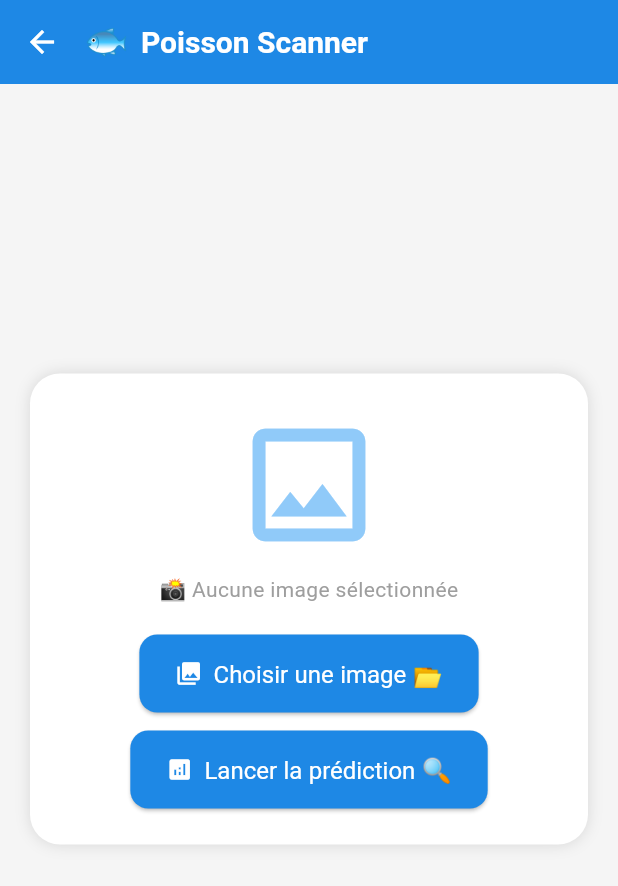
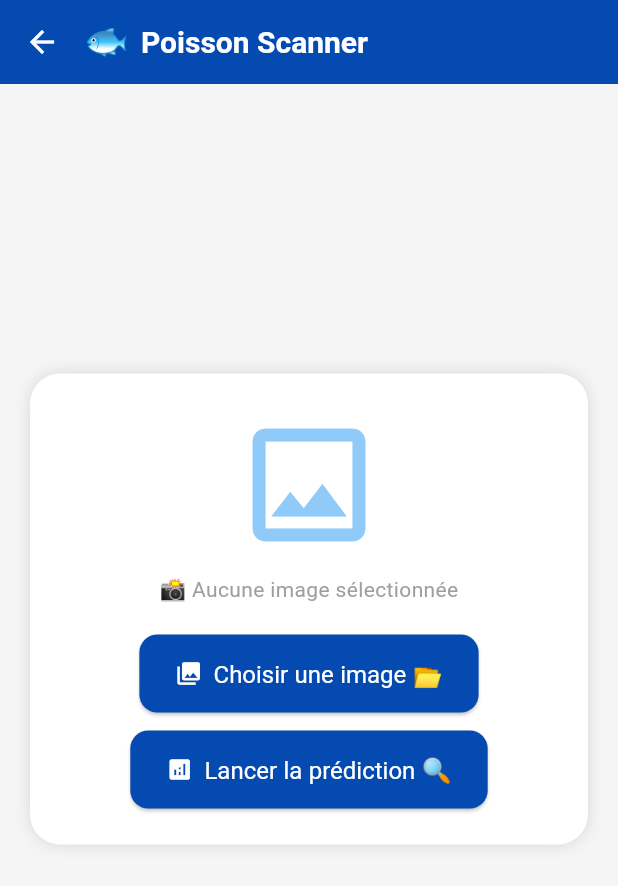
Before and after one commit to azzachater/fish_app, a Flutter app: the PredictPage screen opened directly, on a phone screen of 412 x 824 dp. Shown: the top 886 px of the screen. Run offline on Flutter 3.47's test engine with Material 3 defaults, Android fonts, the phone set to English and light mode, and no system bars; our stand-ins replace fl_chart, flutter_secure_storage, font_awesome_flutter, get, google_fonts, google_nav_bar and 3 more; missing offline and left inert: flutter_osm_plugin, pusher_channels_flutter; accounts and stored records are empty; network calls fail.

Commit message:
merge_other

```diff
--- a/lib/models/product.dart
+++ b/lib/models/product.dart
@@ -92,7 +92,7 @@ class Product {
     if (json['image'] != null) {
       imageUrl = json['image'].toString().contains('http')
           ? json['image'].toString()
-          : 'http://192.168.3.18:8000/storage/${json['image']}';
+          : 'http://10.0.2.2:8000/storage/${json['image']}';
     }
 
     return Product(
--- a/lib/screens/chat/add_user_to_group_page.dart
+++ b/lib/screens/chat/add_user_to_group_page.dart
@@ -27,6 +27,7 @@ class AddUserToGroupPage extends StatelessWidget {
     final GroupChatController controller = Get.find<GroupChatController>();
 
     return Scaffold(
+      backgroundColor: Colors.white, // fond blanc
       appBar: AppBar(
         title: const Text('Add Members', style: TextStyle(color: Colors.white)),
         backgroundColor: AppTheme.primaryColor,
@@ -43,13 +44,11 @@ class AddUserToGroupPage extends StatelessWidget {
 
         return Column(
           children: [
-            // Section d'ajout
             Container(
               padding: const EdgeInsets.all(16),
               child: Column(
                 crossAxisAlignment: CrossAxisAlignment.start,
                 children: [
-                  // Barre de recherche
                   TextField(
                     controller: controller.searchController,
                     decoration: InputDecoration(
--- a/lib/screens/chat/create_search_group.dart
+++ b/lib/screens/chat/create_search_group.dart
@@ -32,6 +32,7 @@ class CreateSearchGroup extends StatelessWidget {
     });
 
     return Scaffold(
+      backgroundColor: Colors.white, // fond blanc
       appBar: AppBar(
         title: TextField(
           controller: searchController,
--- a/lib/screens/marketplace/product_card.dart
+++ b/lib/screens/marketplace/product_card.dart
@@ -238,7 +238,7 @@ class ProductCard extends StatelessWidget {
     } else if (imagePath.startsWith('assets/')) {
       return AssetImage(imagePath);
     } else {
-      return NetworkImage('http://192.168.3.18:8000/storage/$imagePath');
+      return NetworkImage('http://10.0.2.2:8000/storage/$imagePath');
     }
   }
 }
--- a/lib/screens/predict_page.dart
+++ b/lib/screens/predict_page.dart
@@ -2,6 +2,7 @@ import 'dart:io';
 import 'package:flutter/material.dart';
 import 'package:image_picker/image_picker.dart';
 import '../services/api_picture_service.dart';
+import '../../constants/theme.dart';
 
 class PredictPage extends StatefulWidget {
   @override
@@ -45,7 +46,7 @@ class _PredictPageState extends State<PredictPage> {
     return Scaffold(
       backgroundColor: Colors.grey[100],
       appBar: AppBar(
-        backgroundColor: primaryBlue,
+        backgroundColor: AppTheme.primaryColor,
         elevation: 0,
         titleSpacing: 0,
         leading: IconButton(
@@ -104,7 +105,7 @@ class _PredictPageState extends State<PredictPage> {
                       icon: Icon(Icons.photo_library),
                       label: Text('Choisir une image 📂'),
                       style: ElevatedButton.styleFrom(
-                        backgroundColor: primaryBlue,
+                        backgroundColor: AppTheme.primaryColor,
                         foregroundColor: Colors.white,
                         shape: RoundedRectangleBorder(borderRadius: BorderRadius.circular(12)),
                         padding: EdgeInsets.symmetric(vertical: 14, horizontal: 24),
@@ -123,7 +124,7 @@ class _PredictPageState extends State<PredictPage> {
                             )
                           : Text('Lancer la prédiction 🔍'),
                       style: ElevatedButton.styleFrom(
-                        backgroundColor: primaryBlue,
+                        backgroundColor: AppTheme.primaryColor,
                         foregroundColor: Colors.white,
                         shape: RoundedRectangleBorder(borderRadius: BorderRadius.circular(12)),
                         padding: EdgeInsets.symmetric(vertical: 14, horizontal: 24),
@@ -145,7 +146,7 @@ class _PredictPageState extends State<PredictPage> {
                   ),
                   child: Text(
                     "🎯 Espèce prédite : $_prediction",
-                    style: TextStyle(fontSize: 18, color: primaryBlue, fontWeight: FontWeight.w600),
+                    style: TextStyle(fontSize: 18, color: AppTheme.primaryColor, fontWeight: FontWeight.w600),
                     textAlign: TextAlign.center,
                   ),
                 ),
--- a/lib/screens/social_network/social_home_page.dart
+++ b/lib/screens/social_network/social_home_page.dart
@@ -48,7 +48,7 @@ class SocialHomePage extends StatelessWidget {
           },
         ),
         title: const Text(
-          'FishNet',
+          'Catchy',
           style: TextStyle(
             fontSize: 24,
             fontWeight: FontWeight.bold,
--- a/lib/service/api_cart_service.dart
+++ b/lib/service/api_cart_service.dart
@@ -5,7 +5,7 @@ import 'api_auth_service.dart';
 
 class CartService {
   final ApiAuthService _authService = ApiAuthService();
-  //final String baseUrl = 'http:// 192.168.1.13:8000/api/cart';
+  //final String baseUrl = 'http:// 10.0.2.2:8000/api/cart';
 final String baseUrl = 'http://10.0.2.2:8000/api/api/cart';
 
   Future<Map<String, String>> _getAuthHeaders() async {
--- a/lib/service/api_event_service.dart
+++ b/lib/service/api_event_service.dart
@@ -6,7 +6,7 @@ import 'api_auth_service.dart';
 
 class ApiEventService {
   final ApiAuthService _authService = ApiAuthService();
-  final String baseUrl = 'http://10.0.0.2:8000/api';
+  final String baseUrl = 'http://10.0.2.2:8000/api';
 
   // Headers
   Map<String, String> get headers => {
--- a/lib/widgets/notification/notification_card.dart
+++ b/lib/widgets/notification/notification_card.dart
@@ -10,6 +10,7 @@ class NotificationCard extends StatelessWidget {
   @override
   Widget build(BuildContext context) {
     return Card(
+      color: Colors.white, // Utilise 'color' au lieu de 'backgroundColor'
       margin: const EdgeInsets.symmetric(horizontal: 12, vertical: 6),
       child: ListTile(
         leading: const Text('🔔', style: TextStyle(fontSize: 24)),
```
Also changed, not shown: lib/controllers/group_chat_controller.dart (+6 -2 lines), lib/screens/Notification/notification_page.dart (+10 -2 lines), lib/screens/social_network/comment_page.dart (+10 -3 lines).
